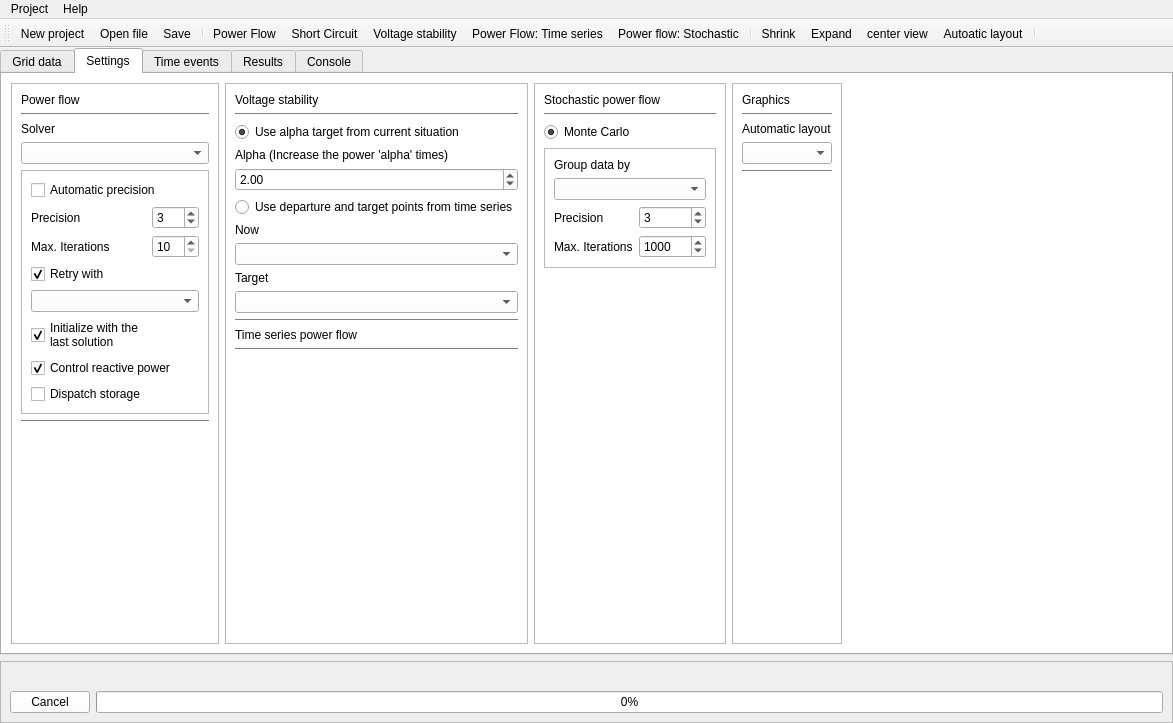
This is UnderDevelopment/GridCal/gui/main/gui.ui in SanPen/GridCal as Qt 5 draws it before an edit. The edited form follows.
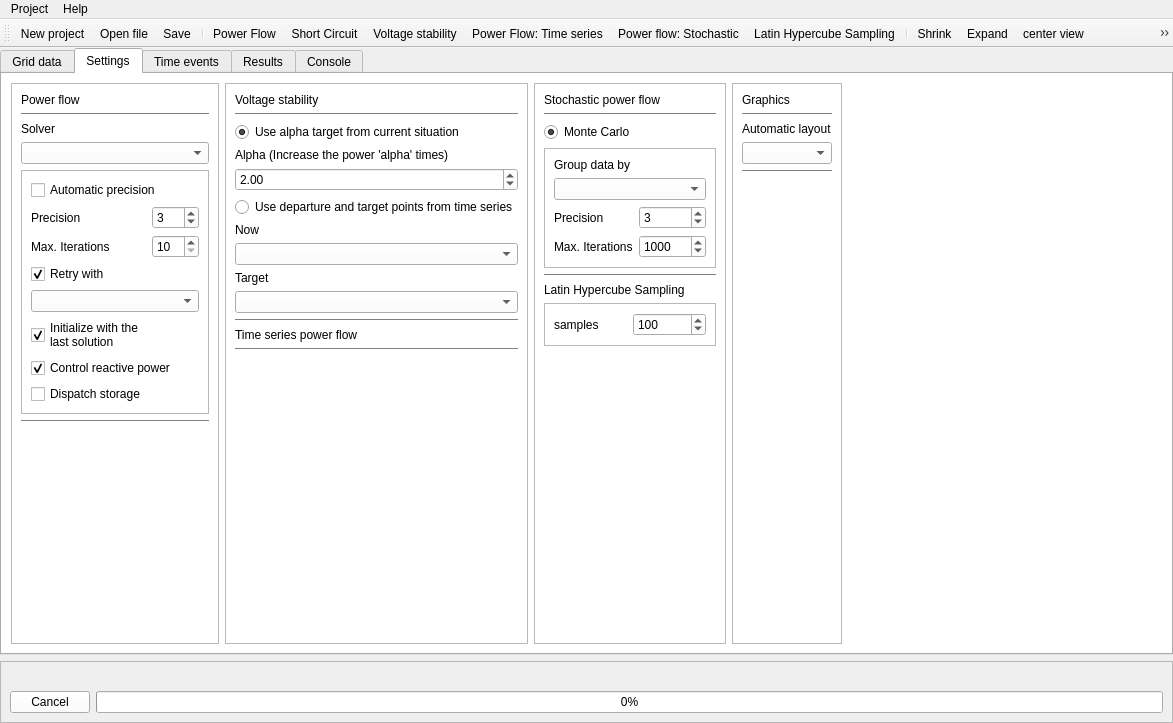
This is the edited form. The open tabs and pages were chosen to show the change. Icons and pictures are not drawn. Custom widgets are drawn as their Qt base class.

Commit message: Included a Latin Hypercube simulation mode

Patch:
```diff
--- a/UnderDevelopment/GridCal/gui/main/gui.ui
+++ b/UnderDevelopment/GridCal/gui/main/gui.ui
@@ -909,6 +909,52 @@
              </layout>
             </widget>
            </item>
+           <item>
+            <widget class="Line" name="line_13">
+             <property name="orientation">
+              <enum>Qt::Horizontal</enum>
+             </property>
+            </widget>
+           </item>
+           <item>
+            <widget class="QLabel" name="label_22">
+             <property name="text">
+              <string>Latin Hypercube Sampling</string>
+             </property>
+            </widget>
+           </item>
+           <item>
+            <widget class="QFrame" name="frame_3">
+             <property name="frameShape">
+              <enum>QFrame::StyledPanel</enum>
+             </property>
+             <property name="frameShadow">
+              <enum>QFrame::Raised</enum>
+             </property>
+             <layout class="QHBoxLayout" name="horizontalLayout">
+              <item>
+               <widget class="QLabel" name="label_25">
+                <property name="text">
+                 <string>samples</string>
+                </property>
+               </widget>
+              </item>
+              <item>
+               <widget class="QSpinBox" name="lhs_samples_number_spinBox">
+                <property name="minimum">
+                 <number>1</number>
+                </property>
+                <property name="maximum">
+                 <number>999999999</number>
+                </property>
+                <property name="value">
+                 <number>100</number>
+                </property>
+               </widget>
+              </item>
+             </layout>
+            </widget>
+           </item>
            <item>
             <spacer name="verticalSpacer_4">
              <property name="orientation">
@@ -1457,6 +1503,7 @@
    <addaction name="actionVoltage_stability"/>
    <addaction name="actionPower_Flow_Time_series"/>
    <addaction name="actionPower_flow_Stochastic"/>
+   <addaction name="actionLatin_Hypercube_Sampling"/>
    <addaction name="separator"/>
    <addaction name="actionSmaller_nodes"/>
    <addaction name="actionBigger_nodes"/>
@@ -1760,6 +1807,18 @@
     <string>Automatic layout the of the grid</string>
    </property>
   </action>
+  <action name="actionLatin_Hypercube_Sampling">
+   <property name="icon">
+    <iconset resource="icons.qrc">
+     <normaloff>:/file/latin_hypercube2.svg</normaloff>:/file/latin_hypercube2.svg</iconset>
+   </property>
+   <property name="text">
+    <string>Latin Hypercube Sampling</string>
+   </property>
+   <property name="toolTip">
+    <string>Run Latin Hypercube Sampling</string>
+   </property>
+  </action>
  </widget>
  <customwidgets>
   <customwidget>
```
The commit also changes 8 other files.
